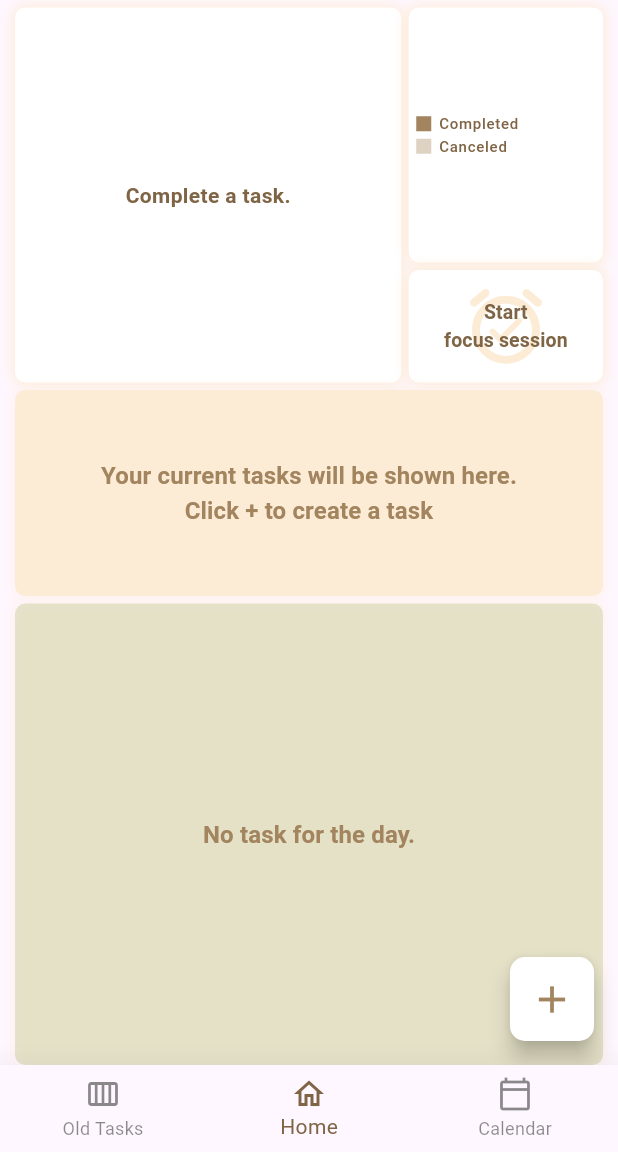
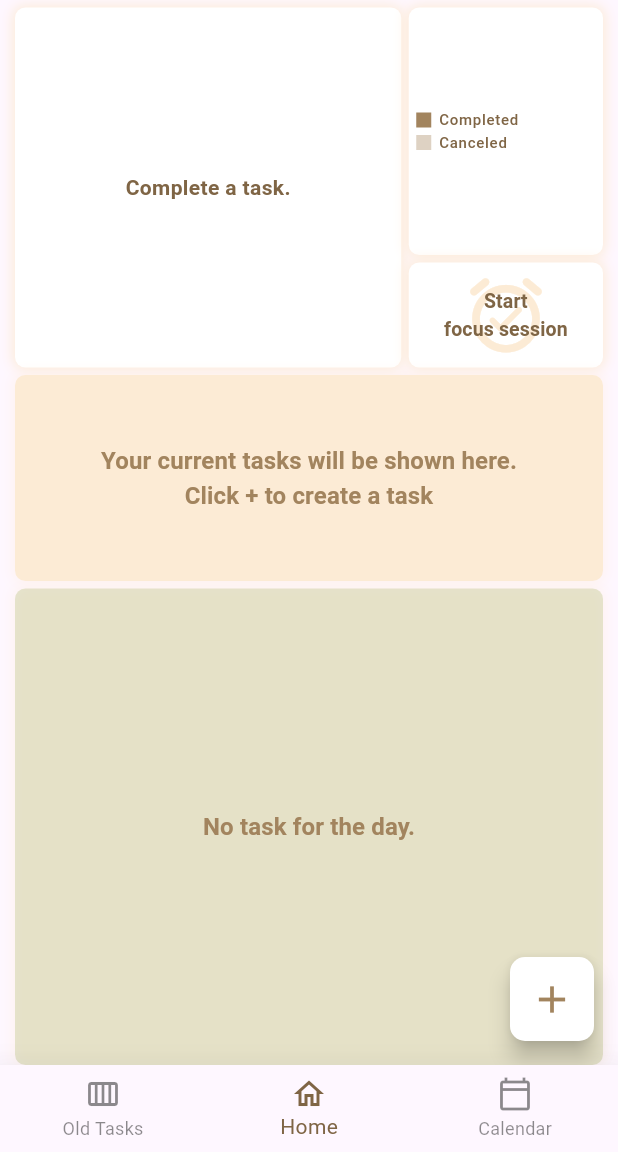
Before and after one commit to m-mhe/scheduler, a Flutter app: the screen it shows after launch, on a phone screen of 412 x 824 dp, the part 84-1236 px from its top. Run offline on Flutter 3.47's test engine with Material 3 defaults, Android fonts, the phone set to English and light mode, and no system bars; our stand-ins replace audioplayers, fl_chart, get, numberpicker, shared_preferences, sleek_circular_slider and 2 more; accounts and stored records are empty.

Commit message:
small fix

```diff
--- a/lib/ui/screens/create_task_screen.dart
+++ b/lib/ui/screens/create_task_screen.dart
@@ -151,7 +151,7 @@ class _CreateTaskScreenState extends State<CreateTaskScreen> {
           bottomPopupMessage(
               text: 'Task is successfully created!', color: Colors.green),
         );
-        for (int i = 0; i < 120; i++) {
+        for (int i = 0; i < 200; i++) {
           final DateTime newDate = _taskTime.add(Duration(days: i));
           TaskDataModel dataEntity = TaskDataModel(
               title: _titleTEC.text,
@@ -170,7 +170,7 @@ class _CreateTaskScreenState extends State<CreateTaskScreen> {
           bottomPopupMessage(
               text: 'Task is successfully created!', color: Colors.green),
         );
-        for (int i = 0; i < 120; i++) {
+        for (int i = 0; i < 200; i++) {
           final DateTime newDate = _taskTime.add(Duration(days: (i * 7)));
           TaskDataModel dataEntity = TaskDataModel(
               title: _titleTEC.text,
--- a/lib/ui/screens/home_screen.dart
+++ b/lib/ui/screens/home_screen.dart
@@ -403,7 +403,7 @@ class _HomeScreenState extends State<HomeScreen> {
                     blurRadius: 7),
               ],
             ),
-            height: 250,
+            height: 240,
             width: MediaQuery.sizeOf(context).width / 1.6,
             child: Center(
               child: Visibility(
@@ -499,7 +499,7 @@ class _HomeScreenState extends State<HomeScreen> {
                         blurRadius: 7),
                   ],
                 ),
-                height: 170,
+                height: 165,
                 width: MediaQuery.sizeOf(context).width -
                     ((MediaQuery.sizeOf(context).width / 1.6) + 25),
                 child: Padding(
@@ -584,7 +584,7 @@ class _HomeScreenState extends State<HomeScreen> {
                       ),
                     ],
                   ),
-                  height: 75,
+                  height: 70,
                   width: MediaQuery.sizeOf(context).width -
                       ((MediaQuery.sizeOf(context).width / 1.6) + 25),
                   child: Stack(
```
